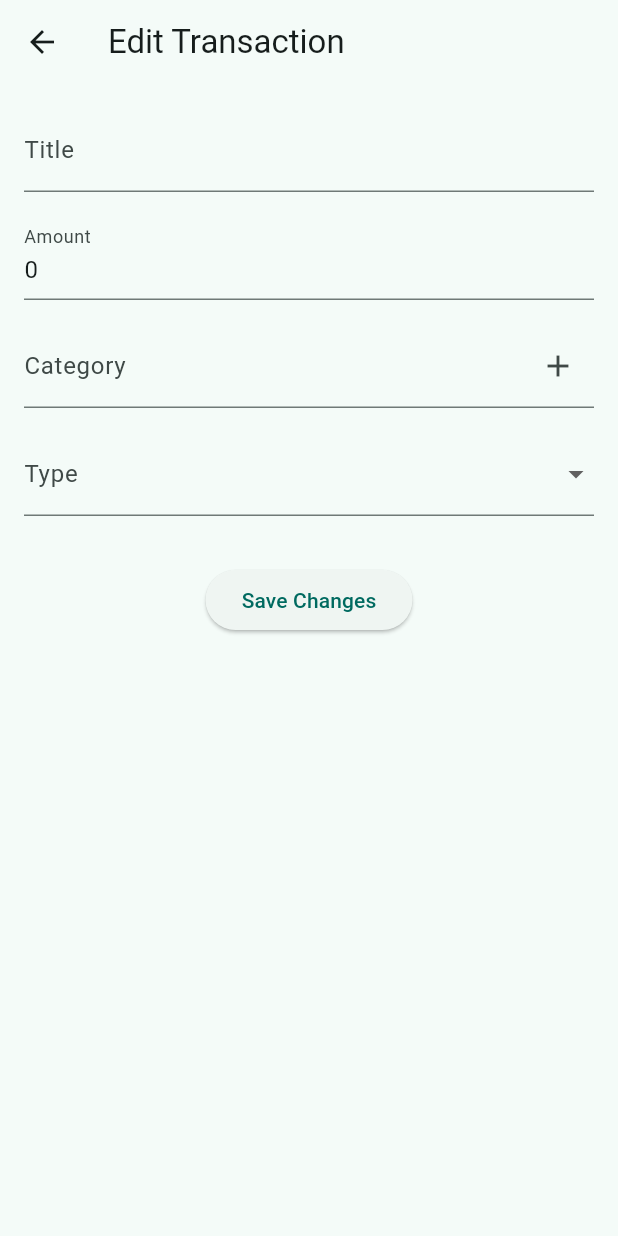
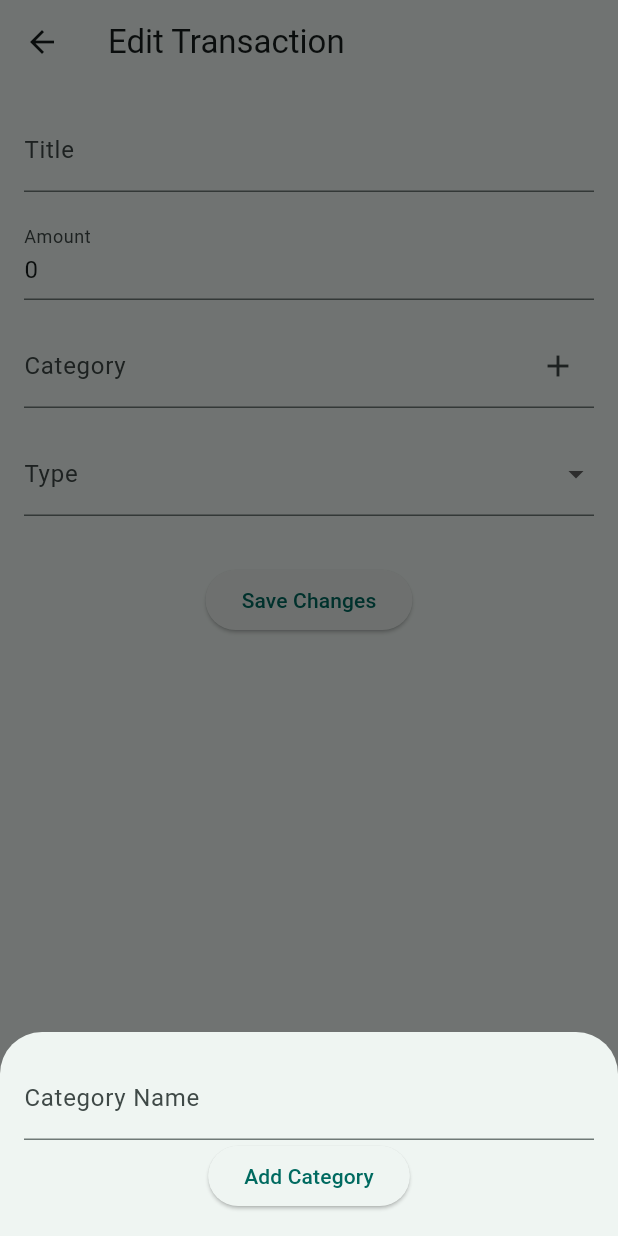
Before and after one commit to Ibrahim-Hashlamon/BudgetingApp, a Flutter app: the EditTransactionScreen screen opened directly with empty values, after a tap on the "add" icon, on a phone screen of 412 x 824 dp. Run offline on Flutter 3.47's test engine with Material 3 defaults, Android fonts, the light colour scheme and no system bars; our stand-ins replace fl_chart, shared_preferences, sqflite; accounts and stored records are empty.

Commit message:
Attempt at adding edit transaction screen

```diff
--- a/lib/main.dart
+++ b/lib/main.dart
@@ -4,11 +4,9 @@ import 'screens/screen_reports.dart';
 import 'screens/screen_settings.dart';
 import 'package:incredible_budgeting_app_fixed/theme_provider.dart';
 import 'package:flutter/material.dart';
-import 'package:fl_chart/fl_chart.dart';
 import 'package:provider/provider.dart';
 import 'package:sqflite/sqflite.dart';
 import 'package:path/path.dart';
-import 'package:intl/intl.dart';
 
 // Advanced Budgeting App with Functional Dashboard and Fixed Transaction Categories
 
@@ -33,7 +31,7 @@ void main() async {
     version: 1,
   );
 
-  runApp(BudgetingApp(database: database));
+
   runApp(
     ChangeNotifierProvider(
       create: (context) => ThemeProvider(),
@@ -45,7 +43,7 @@ void main() async {
 class BudgetingApp extends StatelessWidget {
   final Future<Database> database;
 
-  const BudgetingApp({Key? key, required this.database}) : super(key: key);
+  const BudgetingApp({super.key, required this.database});
 
   @override
   Widget build(BuildContext context) {
@@ -72,7 +70,7 @@ class BudgetingApp extends StatelessWidget {
 class HomeScreen extends StatefulWidget {
   final Future<Database> database;
 
-  const HomeScreen({Key? key, required this.database}) : super(key: key);
+  const HomeScreen({super.key, required this.database});
 
   @override
   _HomeScreenState createState() => _HomeScreenState();
--- a/lib/screens/screen_dashboard.dart
+++ b/lib/screens/screen_dashboard.dart
@@ -7,7 +7,7 @@ import 'package:intl/intl.dart';
 class DashboardScreen extends StatefulWidget {
   final Future<Database> database;
 
-  const DashboardScreen({Key? key, required this.database}) : super(key: key);
+  const DashboardScreen({super.key, required this.database});
 
   @override
   _DashboardScreenState createState() => _DashboardScreenState();
--- a/lib/screens/screen_edit_transactions.dart
+++ b/lib/screens/screen_edit_transactions.dart
@@ -1,17 +1,16 @@
 import 'package:flutter/material.dart';
 import 'package:sqflite/sqflite.dart';
-import 'package:path/path.dart';
-
+import 'package:path/path.dart' as path;
 
 class EditTransactionScreen extends StatefulWidget {
   final Map<String, dynamic> transaction;
   final Function onSave;
 
   const EditTransactionScreen({
-    Key? key,
+    super.key,
     required this.transaction,
     required this.onSave,
-  }) : super(key: key);
+  });
 
   @override
   _EditTransactionScreenState createState() => _EditTransactionScreenState();
@@ -21,7 +20,7 @@ class _EditTransactionScreenState extends State<EditTransactionScreen> {
   late TextEditingController _titleController;
   late TextEditingController _amountController;
   late String _type;
-  late String? _category; // Nullable to handle no valid category
+  late String? _category;
   List<Map<String, dynamic>> _categories = [];
   late Database _database;
 
@@ -32,15 +31,14 @@ class _EditTransactionScreenState extends State<EditTransactionScreen> {
     _amountController = TextEditingController(
         text: widget.transaction['amount'].toString());
     _type = widget.transaction['type'];
-    _category = widget.transaction['category']; // Initialize from transaction
-
+    _category = widget.transaction['category'];
     _initializeDatabase();
   }
 
   Future<void> _initializeDatabase() async {
-    final path = await getDatabasesPath();
+    final databasePath = await getDatabasesPath();
     _database = await openDatabase(
-      join(path, 'budgeting_app.db'),
+      path.join(databasePath, 'budgeting_app.db'),
       version: 1,
       onCreate: (db, version) async {
         await db.execute('''
@@ -74,12 +72,11 @@ class _EditTransactionScreenState extends State<EditTransactionScreen> {
 
     setState(() {
       _categories = categories;
-
-      // Ensure the current category exists in the dropdown list
-      if (_categories.isNotEmpty && !_categories.any((c) => c['name'] == _category)) {
-        _category = _categories.first['name']; // Default to the first category if missing
+      if (_categories.isNotEmpty &&
+          !_categories.any((c) => c['name'] == _category)) {
+        _category = _categories.first['name'];
       } else if (_categories.isEmpty) {
-        _category = null; // Set to null if no categories exist
+        _category = null;
       }
     });
   }
@@ -105,15 +102,17 @@ class _EditTransactionScreenState extends State<EditTransactionScreen> {
       where: 'id = ?',
       whereArgs: [widget.transaction['id']],
     );
-    widget.onSave(); // Call the parent callback to refresh or close
+    widget.onSave();
+    Navigator.pop(context);
   }
 
   void _openCategoryDialog() {
     showModalBottomSheet(
       context: context,
-      builder: (_) => CategoryDialog(
+      builder: (BuildContext dialogContext) => CategoryDialog(
         onAddCategory: (name) {
-          _addCategory(name); // Add the new category to the database
+          _addCategory(name);
+          Navigator.pop(dialogContext);
         },
       ),
     );
@@ -134,6 +133,7 @@ class _EditTransactionScreenState extends State<EditTransactionScreen> {
       ),
       body: Padding(
         padding: const EdgeInsets.all(16.0),
+        child: SingleChildScrollView(
           child: Column(
             children: [
               TextField(
@@ -148,23 +148,26 @@ class _EditTransactionScreenState extends State<EditTransactionScreen> {
               ),
               const SizedBox(height: 16),
               DropdownButtonFormField<String>(
-              value: _category, // Can be null if no valid category exists
-              items: _categories.map((category) {
+                value: _category,
+                items: _categories
+                    .map((category) => category['name'])
+                    .toSet()
+                    .map((uniqueName) {
                   return DropdownMenuItem<String>(
-                  value: category['name'], // Ensure unique values
-                  child: Text(category['name']),
+                    value: uniqueName,
+                    child: Text(uniqueName),
                   );
                 }).toList(),
                 onChanged: (value) {
                   setState(() {
-                  _category = value; // Update the selected category
+                    _category = value;
                   });
                 },
                 decoration: InputDecoration(
                   labelText: 'Category',
                   suffixIcon: IconButton(
                     icon: const Icon(Icons.add),
-                  onPressed: _openCategoryDialog, // Open the dialog to add a new category
+                    onPressed: _openCategoryDialog,
                   ),
                 ),
               ),
@@ -191,6 +194,7 @@ class _EditTransactionScreenState extends State<EditTransactionScreen> {
             ],
           ),
         ),
+      ),
     );
   }
 }
@@ -198,25 +202,25 @@ class _EditTransactionScreenState extends State<EditTransactionScreen> {
 class CategoryDialog extends StatelessWidget {
   final Function(String) onAddCategory;
 
-  const CategoryDialog({Key? key, required this.onAddCategory})
-      : super(key: key);
+  const CategoryDialog({super.key, required this.onAddCategory});
 
   @override
   Widget build(BuildContext context) {
-    TextEditingController _categoryController = TextEditingController();
+    TextEditingController categoryController = TextEditingController();
     return Padding(
       padding: const EdgeInsets.all(16.0),
       child: Column(
         mainAxisSize: MainAxisSize.min,
         children: [
           TextField(
-            controller: _categoryController,
+            controller: categoryController,
             decoration: const InputDecoration(labelText: 'Category Name'),
           ),
           ElevatedButton(
             onPressed: () {
-              if (_categoryController.text.isNotEmpty) {
-                onAddCategory(_categoryController.text);
+              if (categoryController.text.isNotEmpty) {
+                onAddCategory(categoryController.text);
+                Navigator.pop(context);
               }
             },
             child: const Text('Add Category'),
--- a/lib/screens/screen_reports.dart
+++ b/lib/screens/screen_reports.dart
@@ -1,14 +1,11 @@
 import 'package:flutter/material.dart';
-import 'package:fl_chart/fl_chart.dart';
 import 'package:sqflite/sqflite.dart';
-import 'package:intl/intl.dart';
-import 'package:provider/provider.dart';
 
 
 class ReportsScreen extends StatelessWidget {
   final Future<Database> database;
 
-  const ReportsScreen({Key? key, required this.database}) : super(key: key);
+  const ReportsScreen({super.key, required this.database});
 
   @override
   Widget build(BuildContext context) {
--- a/lib/screens/screen_settings.dart
+++ b/lib/screens/screen_settings.dart
@@ -8,7 +8,7 @@ class SettingsScreen extends StatelessWidget {
   final Future<Database> database;
 
 
-  const SettingsScreen({Key? key, required this.database}) : super(key: key);
+  const SettingsScreen({super.key, required this.database});
 
   @override
   Widget build(BuildContext context) {
--- a/lib/screens/screen_transactions.dart
+++ b/lib/screens/screen_transactions.dart
@@ -5,7 +5,7 @@ import 'screen_edit_transactions.dart';
 
 class TransactionsScreen extends StatefulWidget {
   final Future<Database> database;
-  const TransactionsScreen({Key? key, required this.database}) : super(key: key);
+  const TransactionsScreen({super.key, required this.database});
 
   @override
   _TransactionsScreenState createState() => _TransactionsScreenState();
@@ -120,8 +120,7 @@ class _TransactionsScreenState extends State<TransactionsScreen> {
 class AddTransactionScreen extends StatefulWidget {
   final Future<Database> database;
 
-  const AddTransactionScreen({Key? key, required this.database})
-      : super(key: key);
+  const AddTransactionScreen({super.key, required this.database});
 
   @override
   _AddTransactionScreenState createState() => _AddTransactionScreenState();
```
Lines whose indentation alone changed are shown as unchanged.
